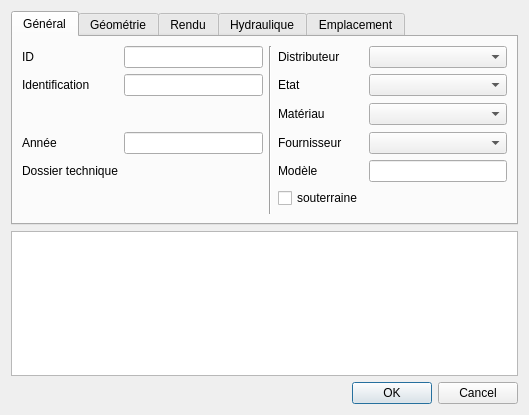
Qt form qgis-project/ui_forms/hydrant.ui (qwat/QWAT) before a commit.
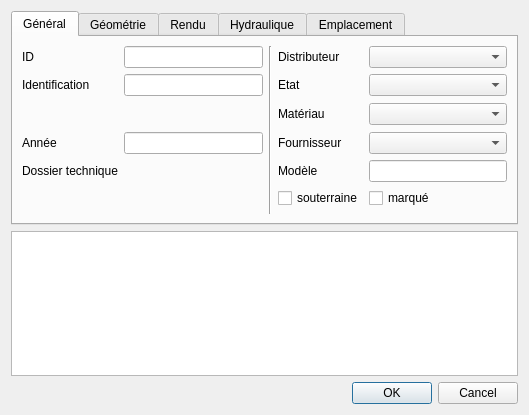
The same form after that commit. Custom widgets are drawn as their Qt base class.

Commit message: added marked checkbox to hydrant form

```diff
--- a/qgis-project/ui_forms/hydrant.ui
+++ b/qgis-project/ui_forms/hydrant.ui
@@ -158,6 +158,13 @@
          </property>
         </widget>
        </item>
+       <item row="5" column="4">
+        <widget class="QCheckBox" name="marked">
+         <property name="text">
+          <string>marqué</string>
+         </property>
+        </widget>
+       </item>
       </layout>
      </widget>
      <widget class="QWidget" name="tab_2">
```
The commit also changes 1 other file.
